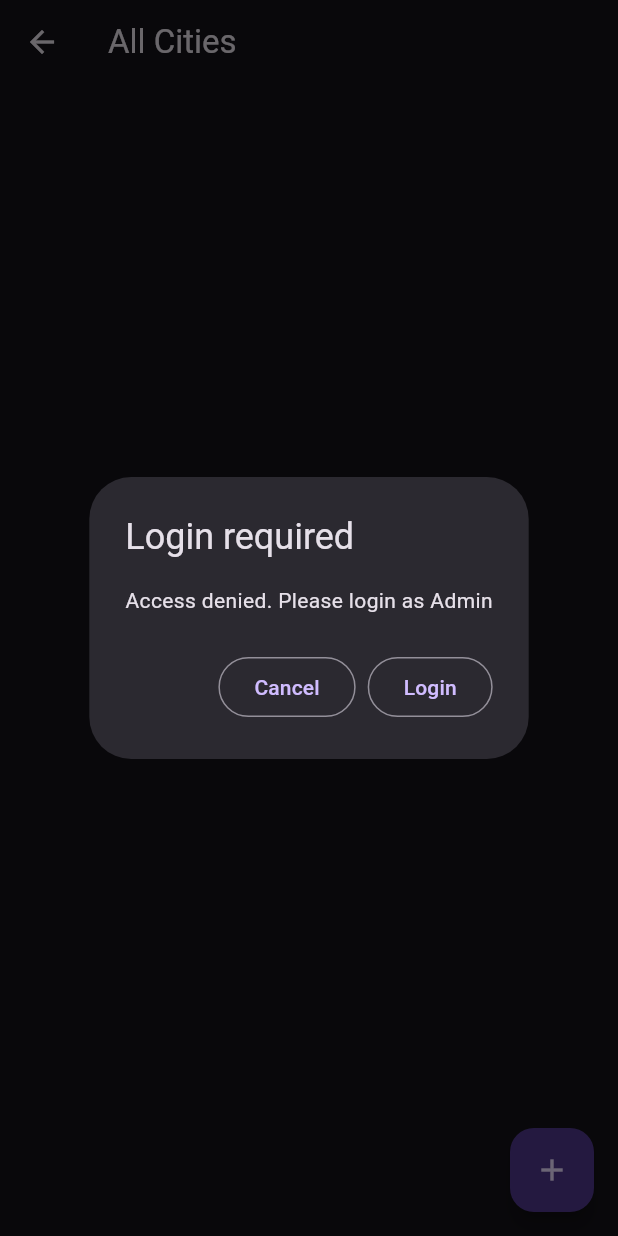
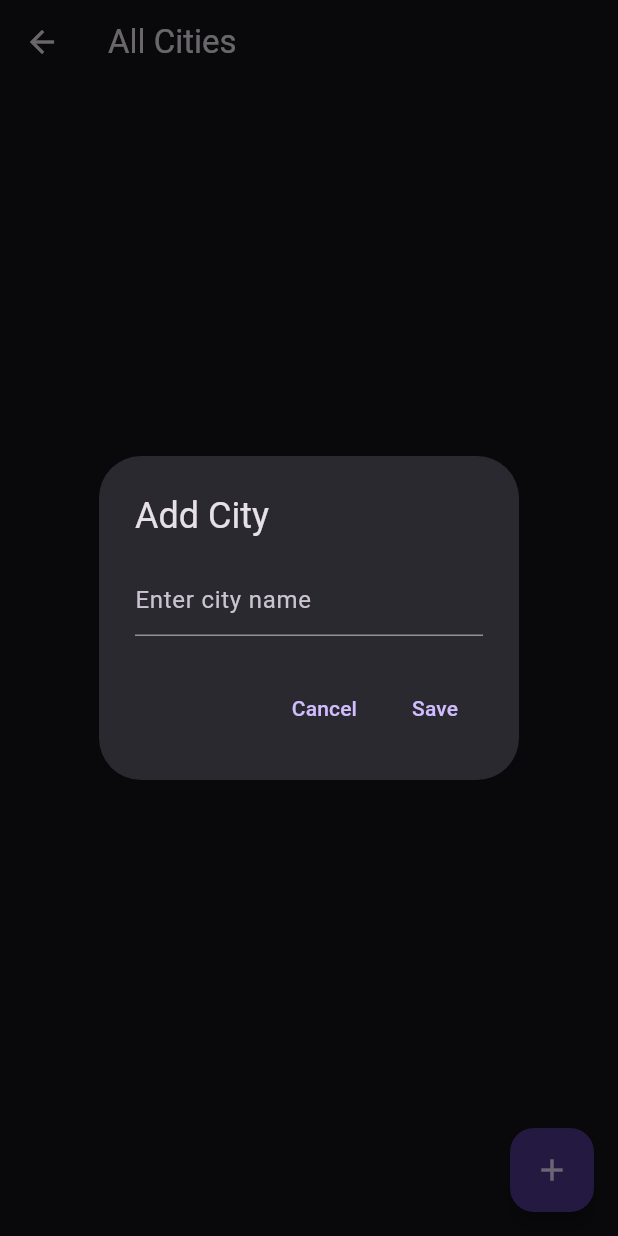
Before and after one commit to Developer199239/flutter_bus_reservation, a Flutter app: the AddCity screen opened by its route, after a tap on the "add" icon, on a phone screen of 412 x 824 dp. Run offline on Flutter 3.47's test engine with Material 3 defaults, Android fonts, the phone set to English and light mode, and no system bars; our stand-ins replace flutter_easyloading, freezed_annotation, go_router, shared_preferences; accounts and stored records are empty; network calls fail.

Commit message:
add, update, delete city api implement

```diff
--- a/lib/datasource/app_data_source.dart
+++ b/lib/datasource/app_data_source.dart
@@ -309,4 +309,16 @@ class AppDataSource extends DataSource {
       rethrow;
     }
   }
+
+  @override
+  Future<ResponseModel> updateCity(City city) async {
+    final url = '$baseUrl${'city/update/${city.cityId}'}';
+    try {
+      final response = await http.put(Uri.parse(url),
+          headers: await authHeader, body: json.encode(city.toJson()));
+      return await _getResponseModel(response);
+    } catch (error) {
+      rethrow;
+    }
+  }
 }
--- a/lib/datasource/data_source.dart
+++ b/lib/datasource/data_source.dart
@@ -29,4 +29,5 @@ abstract class DataSource {
   Future<List<City>> getAllCity();
   Future<ResponseModel> addCity(City city);
   Future<ResponseModel> deleteCity(int cityId);
+  Future<ResponseModel> updateCity(City city);
 }
--- a/lib/pages/add_city.dart
+++ b/lib/pages/add_city.dart
@@ -43,7 +43,7 @@ class _AddCityState extends State<AddCity> {
       ),
       floatingActionButton: FloatingActionButton(
         onPressed: () {
-          _addCity(context);
+          _showCityDialog(isAddCity: true);
         },
         child: const Icon(Icons.add),
       ),
@@ -73,7 +73,7 @@ class _AddCityState extends State<AddCity> {
     );
   }
 
-  Future<void> _addCity(BuildContext context) async {
+  Future<void> _addOrUpdateCity(City city, bool isAddCity) async {
     setState(() => _isLoading = true);
     if (await hasTokenExpired()) {
       setState(() => _isLoading = false);
@@ -88,29 +88,97 @@ class _AddCityState extends State<AddCity> {
     }
 
     try {
-      final response =
-          await Provider.of<AppDataProvider>(context, listen: false)
-              .addCity(City(cityName: 'New City'));
+      final response = isAddCity
+          ? await Provider.of<AppDataProvider>(context, listen: false)
+          .addCity(city)
+          : await Provider.of<AppDataProvider>(context, listen: false)
+          .updateCity(city);
 
       if (response.responseStatus == ResponseStatus.SAVED) {
-        _loadCities(); // Refresh list on successful addition
-      } else if (response.responseStatus == ResponseStatus.EXPIRED ||
-          response.responseStatus == ResponseStatus.UNAUTHORIZED) {
-        showLoginAlertDialog(
-          context: context,
-          message: response.message,
-          callback: () {
-            Navigator.pushNamed(context, routeNameLoginPage);
-          },
-        );
+        _loadCities(); // Refresh list on successful add/update
       } else {
         showMsg(context, response.message);
       }
     } catch (e) {
-      showMsg(context, 'Error adding city: $e');
+      showMsg(context, 'Error ${isAddCity ? 'adding' : 'updating'} city: $e');
     } finally {
       setState(() => _isLoading = false);
     }
+  }
+
+  void _showCityDialog({required bool isAddCity, City? city}) {
+    final TextEditingController _controller = TextEditingController(
+      text: isAddCity ? '' : city?.cityName,
+    );
+
+    showDialog(
+      context: context,
+      builder: (BuildContext context) {
+        return AlertDialog(
+          title: Text(isAddCity ? 'Add City' : 'Update City'),
+          content: TextField(
+            controller: _controller,
+            decoration: const InputDecoration(hintText: 'Enter city name'),
+          ),
+          actions: [
+            TextButton(
+              child: const Text('Cancel'),
+              onPressed: () {
+                Navigator.of(context).pop();
+              },
+            ),
+            TextButton(
+              child: const Text('Save'),
+              onPressed: () {
+                final newCityName = _controller.text.trim();
+                if (newCityName.isEmpty) {
+                  showMsg(context, 'City name cannot be empty');
+                  return;
+                }
+
+                final newCity = City(cityName: newCityName);
+                if(!isAddCity) {
+                  newCity.cityId = city?.cityId!!;
+                }
+                Navigator.of(context).pop();
+                _addOrUpdateCity(newCity, isAddCity);
+              },
+            ),
+          ],
+        );
+      },
+    );
+  }
+
+  void _showBottomSheet(City city) {
+    showModalBottomSheet(
+      context: context,
+      builder: (context) {
+        return Container(
+          padding: const EdgeInsets.all(16.0),
+          child: Wrap(
+            children: [
+              ListTile(
+                leading: const Icon(Icons.edit),
+                title: const Text('Update'),
+                onTap: () {
+                  Navigator.pop(context);
+                  _showCityDialog(isAddCity: false, city: city);
+                },
+              ),
+              ListTile(
+                leading: const Icon(Icons.delete),
+                title: const Text('Delete'),
+                onTap: () {
+                  Navigator.pop(context);
+                  _deleteCity(context, city);
+                },
+              ),
+            ],
+          ),
+        );
+      },
+    );
   }
 
   Future<void> _deleteCity(BuildContext context, City city) async {
@@ -128,9 +196,8 @@ class _AddCityState extends State<AddCity> {
     }
 
     try {
-      final response =
-          await Provider.of<AppDataProvider>(context, listen: false)
-              .deleteCity(city.cityId!);
+      final response = await Provider.of<AppDataProvider>(context, listen: false)
+          .deleteCity(city.cityId!);
 
       if (response.responseStatus == ResponseStatus.SAVED) {
         _loadCities(); // Reload list after successful deletion
@@ -143,74 +210,4 @@ class _AddCityState extends State<AddCity> {
       setState(() => _isLoading = false);
     }
   }
-
-  void _showBottomSheet(City city) {
-    showModalBottomSheet(
-      context: context,
-      builder: (context) {
-        return Container(
-          padding: const EdgeInsets.all(16.0),
-          child: Wrap(
-            children: [
-              ListTile(
-                leading: const Icon(Icons.edit),
-                title: const Text('Update'),
-                onTap: () {
-                  Navigator.pop(context);
-                  _showUpdateDialog(city);
-                },
-              ),
-              ListTile(
-                leading: const Icon(Icons.delete),
-                title: const Text('Delete'),
-                onTap: () {
-                  Navigator.pop(context);
-                  _deleteCity(context, city);
-                },
-              ),
-            ],
-          ),
-        );
-      },
-    );
-  }
-
-  void _showUpdateDialog(City oldCity) {
-    TextEditingController _controller =
-        TextEditingController(text: oldCity.cityName);
-
-    showDialog(
-      context: context,
-      builder: (BuildContext context) {
-        return AlertDialog(
-          title: const Text('Update City'),
-          content: TextField(
-            controller: _controller,
-            decoration: const InputDecoration(hintText: 'Enter new city name'),
-          ),
-          actions: [
-            TextButton(
-              child: const Text('Cancel'),
-              onPressed: () {
-                Navigator.of(context).pop(); // Close the dialog
-              },
-            ),
-            TextButton(
-              child: const Text('OK'),
-              onPressed: () async {
-                String newCityName = _controller.text.trim();
-                if (newCityName.isNotEmpty) {
-                  City newCity = City(cityName: newCityName);
-                  Navigator.of(context).pop();
-                  await Provider.of<AppDataProvider>(context, listen: false)
-                      .updateCity(oldCity, newCity);
-                  setState(() {}); // Rebuild UI to reflect changes
-                }
-              },
-            ),
-          ],
-        );
-      },
-    );
-  }
 }
--- a/lib/providers/app_data_provider.dart
+++ b/lib/providers/app_data_provider.dart
@@ -118,13 +118,11 @@ class AppDataProvider extends ChangeNotifier {
     return await _dataSource.addCity(city);
   }
 
-  Future<void> updateCity(City oldCity, City newCity) async {
-    // Your API call to update a city
-    await Future.delayed(const Duration(seconds: 2)); // Simulating delay
-    // Notify listeners or update internal state if needed
-  }
-
   Future<ResponseModel> deleteCity(int cityId) async {
     return await _dataSource.deleteCity(cityId);
   }
+
+  Future<ResponseModel> updateCity(City city) async {
+    return await _dataSource.updateCity(city);
+  }
 }
```
